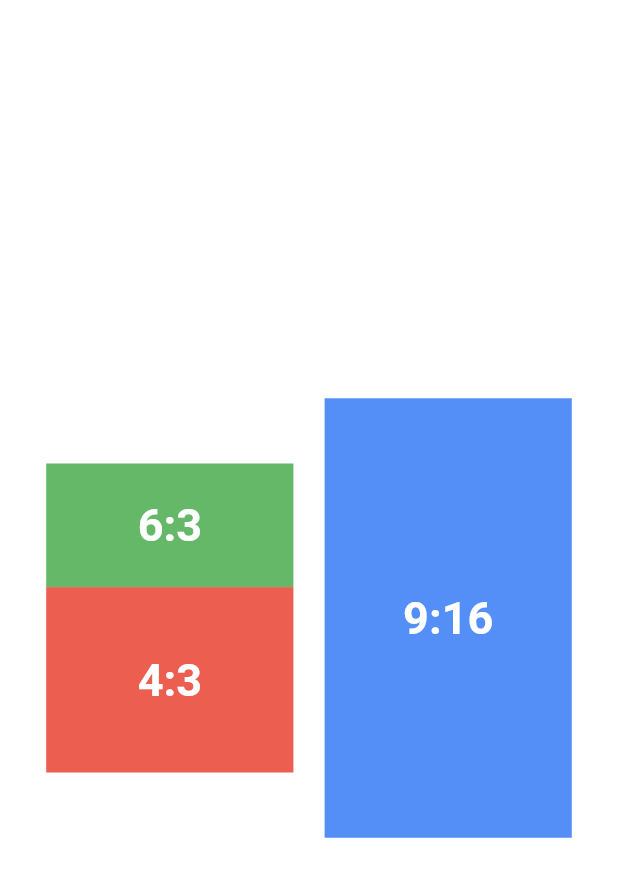
After one commit to lyabs243/google-io-extended-2023-technique-adaptation, a Flutter app: the screen it shows after launch, after a tap on "AspectRatio", on a phone screen of 412 x 824 dp. The commit adds this screen. Shown: the top 877 px of the screen. Run offline on Flutter 3.47's test engine with Material 2 defaults, Android fonts, the phone set to English and light mode, and no system bars; our stand-ins replace flutter_bloc, flutter_screenutil, lottie, shared_preferences; missing offline and left inert: test; generated files the repository leaves out were written again.

Commit message:
Create aspect ratio test

```diff
--- a/lib/presentation/router/app_router.dart
+++ b/lib/presentation/router/app_router.dart
@@ -1,4 +1,5 @@
 import 'package:lyabs_dev/presentation/router/no_animation_route.dart';
+import 'package:lyabs_dev/presentation/screens/aspect_ratio_test/aspect_ratio_test.dart';
 import 'package:lyabs_dev/presentation/screens/layout_builder_test/layout_builder_test.dart';
 import 'package:lyabs_dev/presentation/screens/media_query_test/media_query_test.dart';
 import 'package:lyabs_dev/presentation/screens/simple_screen_no_responsive/simple_screen_no_responsive.dart';
@@ -23,6 +24,9 @@ class AppRouter {
       case pageMediaQuery:
         page = const MediaQueryTest();
         break;
+      case pageAspectRatio:
+        page = const AspectRatioTest();
+        break;
       default:
     }
 
--- /dev/null
+++ b/lib/presentation/screens/aspect_ratio_test/aspect_ratio_test.dart
@@ -0,0 +1,91 @@
+import 'package:lyabs_dev/utils/my_material.dart';
+
+class AspectRatioTest extends StatelessWidget {
+
+  const AspectRatioTest({Key? key}) : super(key: key);
+
+  @override
+  Widget build(BuildContext context) {
+    return Scaffold(
+      backgroundColor: colorPrimary,
+      body: SafeArea(
+        child: Container(
+          padding: const EdgeInsets.all(10),
+          color: colorWhite,
+          width: double.infinity,
+          height: double.infinity,
+          child: Row(
+            mainAxisAlignment: MainAxisAlignment.spaceEvenly,
+            children: [
+              SingleChildScrollView(
+                child: Column(
+                  mainAxisAlignment: MainAxisAlignment.center,
+                  children: [
+                    SizedBox(
+                      width: MediaQuery.of(context).size.width * 0.4,
+                      child: AspectRatio(
+                        aspectRatio: 6 / 3,
+                        child: Container(
+                          color: colorGreen,
+                          child: const Center(
+                            child: Text(
+                              '6:3',
+                              style: TextStyle(
+                                  color: colorWhite,
+                                  fontSize: textSizeLarge,
+                                  fontWeight: FontWeight.bold
+                              ),
+                            ),
+                          ),
+                        ),
+                      ),
+                    ),
+                    SizedBox(
+                      width: MediaQuery.of(context).size.width * 0.4,
+                      child: AspectRatio(
+                        aspectRatio: 4 / 3,
+                        child: Container(
+                          color: colorRed,
+                          child: const Center(
+                            child: Text(
+                              '4:3',
+                              style: TextStyle(
+                                  color: colorWhite,
+                                  fontSize: textSizeLarge,
+                                  fontWeight: FontWeight.bold
+                              ),
+                            ),
+                          ),
+                        ),
+                      ),
+                    )
+                  ],
+                ),
+              ),
+              SizedBox(
+                width: MediaQuery.of(context).size.width * 0.4,
+                child: AspectRatio(
+                  aspectRatio: 9 / 16,
+                  child: Container(
+                    color: colorPrimary,
+                    child: const Center(
+                      child: Text(
+                        '9:16',
+                        style: TextStyle(
+                          color: colorWhite,
+                          fontSize: textSizeLarge,
+                          fontWeight: FontWeight.bold
+                        ),
+                      ),
+                    ),
+                  ),
+                ),
+              ),
+            ],
+          ),
+        ),
+      ),
+    );
+  }
+
+}
--- a/lib/presentation/screens/home/home.dart
+++ b/lib/presentation/screens/home/home.dart
@@ -47,6 +47,16 @@ class HomePageState extends State<HomePage> {
                 Navigator.pushNamed(context, pageMediaQuery);
               },
             ),
+            SizedBox(height: 0.01.sh,),
+            ListTile(
+              title: const Text(
+                'AspectRatio'
+              ),
+              trailing: const Icon(Icons.arrow_forward_ios),
+              onTap: () {
+                Navigator.pushNamed(context, pageAspectRatio);
+              },
+            ),
           ],
         ),
       ),
--- a/lib/utils/constants.dart
+++ b/lib/utils/constants.dart
@@ -9,6 +9,7 @@ const pageNotification = '/notification';
 const pageSimpleScreenNoResponsive = '/simple_screen_no_responsive';
 const pageLayoutBuilder = '/layout_builder';
 const pageMediaQuery = '/media_query';
+const pageAspectRatio = '/aspect_ratio';
 
 const fieldStatusCode = 'status_code';
 
```
